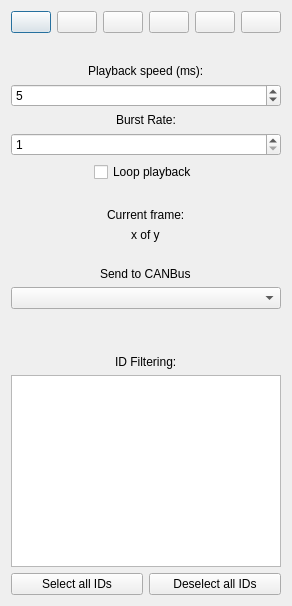
Qt form frameplaybackwindow.ui (collin80/SavvyCAN) before a commit.
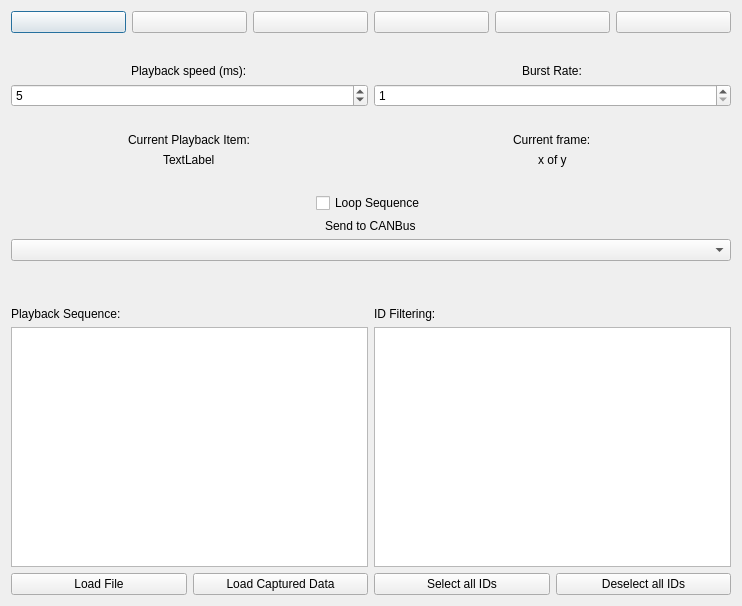
The same form after that commit. Icons and pictures are not drawn.

Commit message: Completely revamped frame playback window that can play back files in sequence with various forms of looping.

Patch:
```diff
--- a/frameplaybackwindow.ui
+++ b/frameplaybackwindow.ui
@@ -6,7 +6,7 @@
    <rect>
     <x>0</x>
     <y>0</y>
-    <width>257</width>
+    <width>742</width>
     <height>606</height>
    </rect>
   </property>
@@ -100,6 +100,10 @@
      </property>
     </spacer>
    </item>
+   <item>
+    <layout class="QHBoxLayout" name="horizontalLayout_4">
+     <item>
+      <layout class="QVBoxLayout" name="verticalLayout_3">
    <item alignment="Qt::AlignHCenter">
     <widget class="QLabel" name="label">
      <property name="text">
@@ -120,6 +124,10 @@
      </property>
     </widget>
    </item>
+      </layout>
+     </item>
+     <item>
+      <layout class="QVBoxLayout" name="verticalLayout_2">
    <item alignment="Qt::AlignHCenter">
     <widget class="QLabel" name="label_3">
      <property name="text">
@@ -140,12 +148,9 @@
      </property>
     </widget>
    </item>
-   <item alignment="Qt::AlignHCenter">
-    <widget class="QCheckBox" name="cbLoop">
-     <property name="text">
-      <string>Loop playback</string>
-     </property>
-    </widget>
+      </layout>
+     </item>
+    </layout>
    </item>
    <item>
     <spacer name="verticalSpacer">
@@ -163,6 +168,28 @@
      </property>
     </spacer>
    </item>
+   <item>
+    <layout class="QHBoxLayout" name="horizontalLayout_7">
+     <item>
+      <layout class="QVBoxLayout" name="verticalLayout_6">
+       <item alignment="Qt::AlignHCenter">
+        <widget class="QLabel" name="label_7">
+         <property name="text">
+          <string>Current Playback Item:</string>
+         </property>
+        </widget>
+       </item>
+       <item alignment="Qt::AlignHCenter">
+        <widget class="QLabel" name="lblCurrPlayback">
+         <property name="text">
+          <string>TextLabel</string>
+         </property>
+        </widget>
+       </item>
+      </layout>
+     </item>
+     <item>
+      <layout class="QVBoxLayout" name="verticalLayout_8">
    <item alignment="Qt::AlignHCenter">
     <widget class="QLabel" name="label_2">
      <property name="text">
@@ -177,6 +204,10 @@
      </property>
     </widget>
    </item>
+      </layout>
+     </item>
+    </layout>
+   </item>
    <item>
     <spacer name="verticalSpacer_2">
      <property name="orientation">
@@ -193,6 +224,13 @@
      </property>
     </spacer>
    </item>
+   <item alignment="Qt::AlignHCenter">
+    <widget class="QCheckBox" name="cbLoop">
+     <property name="text">
+      <string>Loop Sequence</string>
+     </property>
+    </widget>
+   </item>
    <item alignment="Qt::AlignHCenter">
     <widget class="QLabel" name="label_4">
      <property name="text">
@@ -219,7 +257,43 @@
      </property>
     </spacer>
    </item>
-   <item alignment="Qt::AlignHCenter">
+   <item>
+    <layout class="QHBoxLayout" name="horizontalLayout_5">
+     <item>
+      <layout class="QVBoxLayout" name="verticalLayout_5">
+       <item>
+        <widget class="QLabel" name="label_6">
+         <property name="text">
+          <string>&lt;html&gt;&lt;head/&gt;&lt;body&gt;&lt;p&gt;Playback Sequence:&lt;/p&gt;&lt;/body&gt;&lt;/html&gt;</string>
+         </property>
+        </widget>
+       </item>
+       <item>
+        <widget class="QTableWidget" name="tblSequence"/>
+       </item>
+       <item>
+        <layout class="QHBoxLayout" name="horizontalLayout_8">
+         <item>
+          <widget class="QPushButton" name="btnLoadFile">
+           <property name="text">
+            <string>Load File</string>
+           </property>
+          </widget>
+         </item>
+         <item>
+          <widget class="QPushButton" name="btnLoadLive">
+           <property name="text">
+            <string>Load Captured Data</string>
+           </property>
+          </widget>
+         </item>
+        </layout>
+       </item>
+      </layout>
+     </item>
+     <item>
+      <layout class="QVBoxLayout" name="verticalLayout_4">
+       <item>
     <widget class="QLabel" name="label_5">
      <property name="text">
       <string>ID Filtering:</string>
@@ -230,7 +304,7 @@
     <widget class="QListWidget" name="listID"/>
    </item>
    <item>
-    <layout class="QHBoxLayout" name="horizontalLayout_3">
+        <layout class="QHBoxLayout" name="horizontalLayout_6">
      <item>
       <widget class="QPushButton" name="btnSelectAll">
        <property name="text">
@@ -246,6 +320,13 @@
       </widget>
      </item>
     </layout>
+       </item>
+      </layout>
+     </item>
+    </layout>
+   </item>
+   <item>
+    <layout class="QHBoxLayout" name="horizontalLayout_3"/>
    </item>
   </layout>
  </widget>
```
Lines whose indentation alone changed are shown as unchanged. The commit also changes 2 other files.
